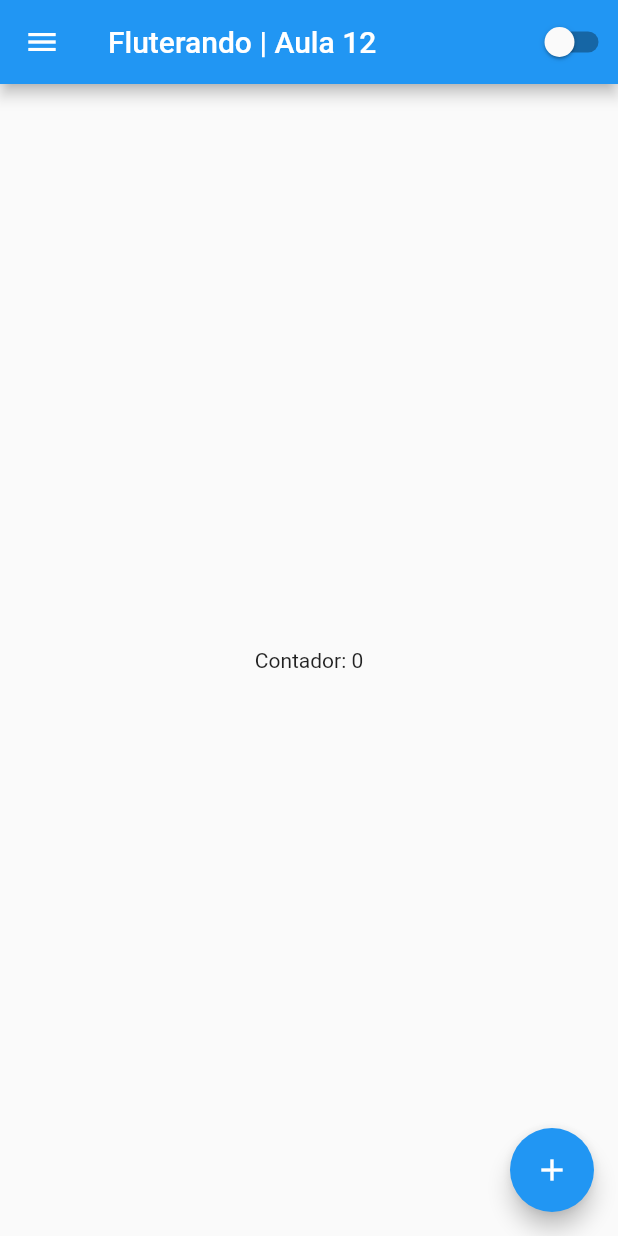
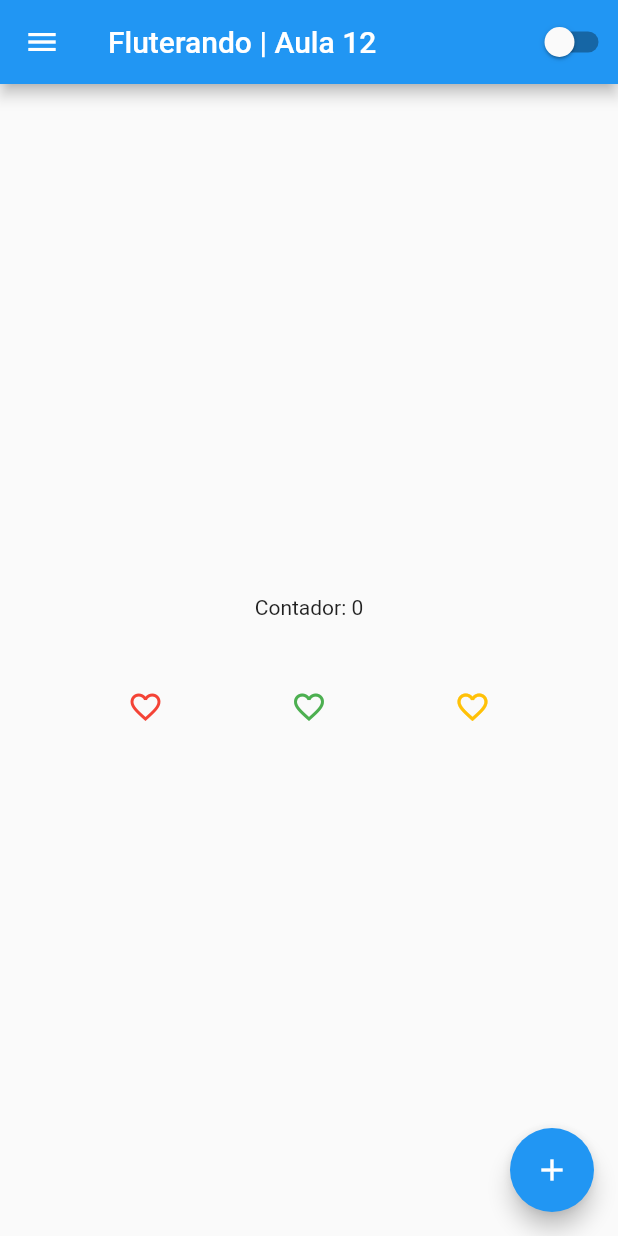
Before and after one commit to tamirfaria/flutterando, a Flutter app: the screen it shows after launch, on a phone screen of 412 x 824 dp. Run offline on Flutter 3.47's test engine with Material 2 defaults, Android fonts, the phone set to English and light mode, and no system bars.

Commit message:
feat: use of MultiRenders components (Row)

```diff
--- a/lib/home_page.dart
+++ b/lib/home_page.dart
@@ -29,9 +29,19 @@ class HomePageState extends State<HomePage> {
         width: double.infinity,
         child: Column(
           mainAxisAlignment: MainAxisAlignment.center,
-          crossAxisAlignment: CrossAxisAlignment.center,
           children: [
             Text('Contador: $counter'),
+            const SizedBox(
+              height: 46.0,
+            ),
+            Row(
+              mainAxisAlignment: MainAxisAlignment.spaceEvenly,
+              children: const [
+                Icon(Icons.favorite_border_outlined, color: Colors.red),
+                Icon(Icons.favorite_border_outlined, color: Colors.green),
+                Icon(Icons.favorite_border_outlined, color: Colors.amber),
+              ],
+            ),
           ],
         ),
       ),
```
